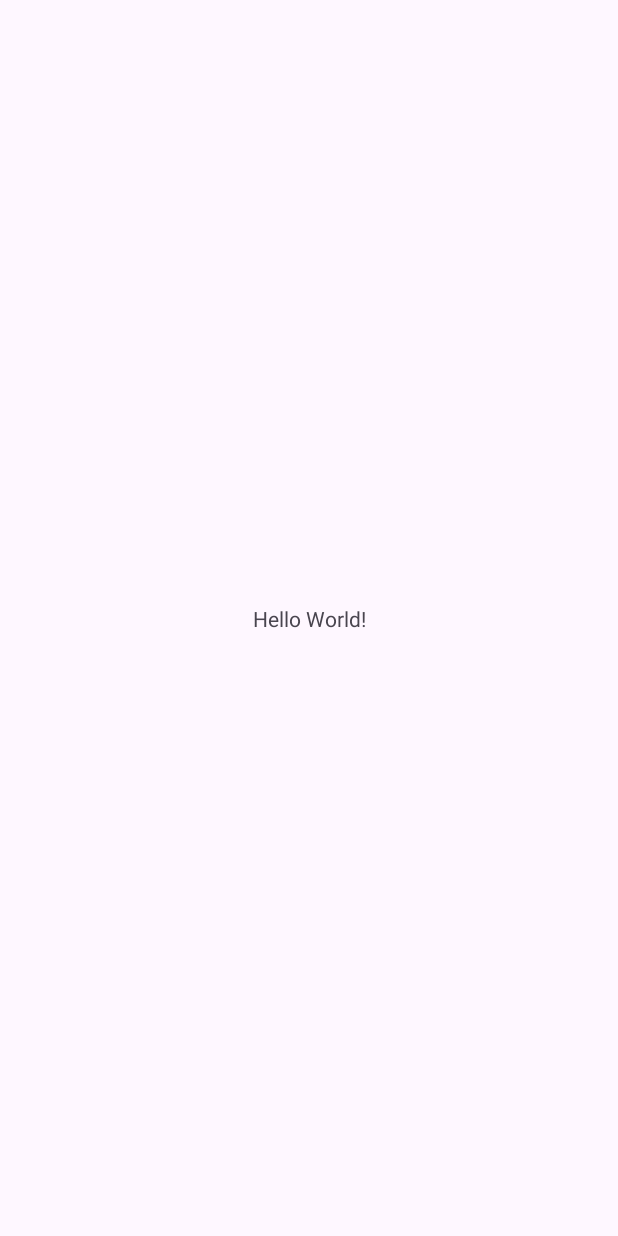
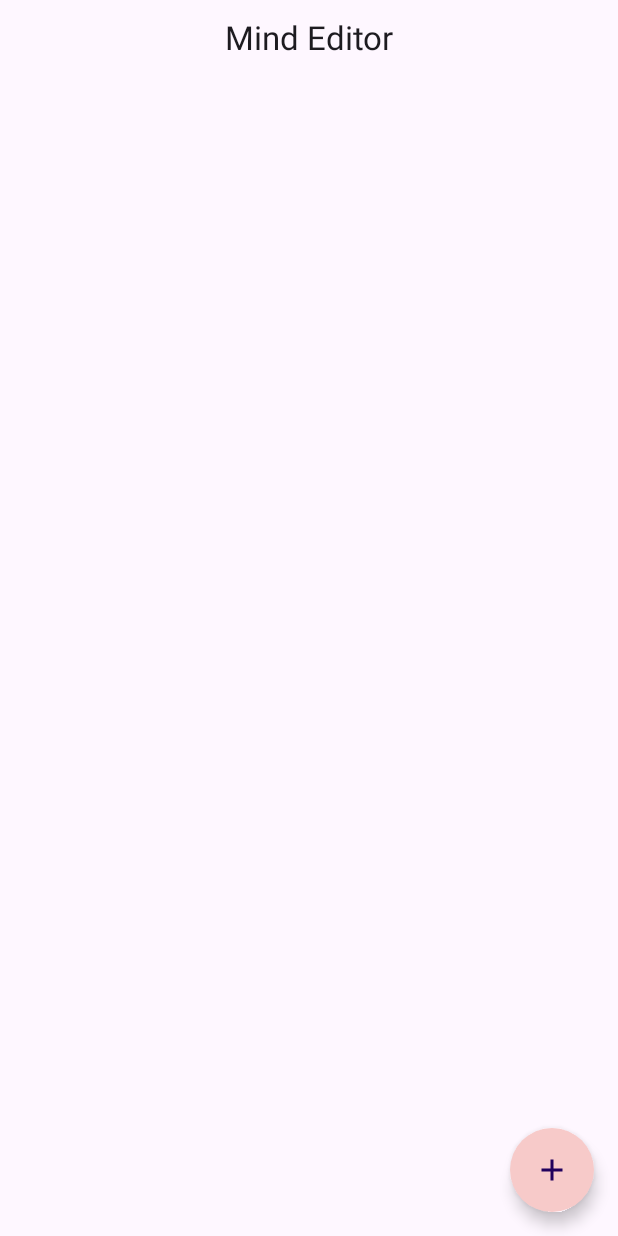
Before and after one commit to Andruid929/mind-android, an Android app: the screen it shows after launch (MainActivity), on a phone screen of 412 x 824 dp. Before the commit the screen is almost empty. Run offline under Robolectric (Android 15) with nearby library versions, the phone set to English and light mode, and no system bars.

Commit message:
- Populated main activity with elements - Added drawable resources for expand and add note buttons - Added opposite colours to colors.xml and colors.xml (night) to given   cohesive theme to light and dark modes - Added res/values/fab_styles.xml to customise floating action buttons - Added primary colour to light and dark themes.xml

```diff
--- /dev/null
+++ b/app/src/main/res/drawable/add_note_fab.xml
@@ -0,0 +1,5 @@
+<vector xmlns:android="http://schemas.android.com/apk/res/android" android:height="24dp" android:tint="#000000" android:viewportHeight="24" android:viewportWidth="24" android:width="24dp">
+
+    <path android:fillColor="@android:color/white" android:pathData="M3,17.25V21h3.75L17.81,9.94l-3.75,-3.75L3,17.25zM20.71,7.04c0.39,-0.39 0.39,-1.02 0,-1.41l-2.34,-2.34c-0.39,-0.39 -1.02,-0.39 -1.41,0l-1.83,1.83 3.75,3.75 1.83,-1.83z"/>
+
+</vector>
--- /dev/null
+++ b/app/src/main/res/drawable/expand_add_note_fab.xml
@@ -0,0 +1,12 @@
+<vector xmlns:android="http://schemas.android.com/apk/res/android"
+        android:height="24dp"
+        android:tint="@color/textPrimaryColour"
+        android:viewportHeight="24"
+        android:viewportWidth="24"
+        android:width="24dp">
+
+    <path
+            android:fillColor="@android:color/white"
+            android:pathData="M19,13h-6v6h-2v-6H5v-2h6V5h2v6h6v2z" />
+
+</vector>
--- a/app/src/main/res/layout/activity_main.xml
+++ b/app/src/main/res/layout/activity_main.xml
@@ -1,19 +1,74 @@
 <?xml version="1.0" encoding="utf-8"?>
-<androidx.constraintlayout.widget.ConstraintLayout xmlns:android="http://schemas.android.com/apk/res/android"
+<androidx.drawerlayout.widget.DrawerLayout xmlns:android="http://schemas.android.com/apk/res/android"
         xmlns:tools="http://schemas.android.com/tools"
         xmlns:app="http://schemas.android.com/apk/res-auto"
         android:id="@+id/main"
         android:layout_width="match_parent"
         android:layout_height="match_parent"
-        tools:context=".MainActivity">
+        tools:context=".MainActivity"
+        tools:openDrawer="start">
 
-    <TextView
+    <com.google.android.material.navigation.NavigationView
+            android:id="@+id/home_drawer_nav_view"
             android:layout_width="wrap_content"
+            android:layout_height="match_parent"
+            android:layout_gravity="start|end" />
+
+    <androidx.constraintlayout.widget.ConstraintLayout
+            android:id="@+id/home_const_layout"
+            android:layout_width="match_parent"
             android:layout_height="wrap_content"
-            android:text="Hello World!"
-            app:layout_constraintBottom_toBottomOf="parent"
-            app:layout_constraintStart_toStartOf="parent"
-            app:layout_constraintEnd_toEndOf="parent"
-            app:layout_constraintTop_toTopOf="parent" />
+            android:fitsSystemWindows="true">
 
-</androidx.constraintlayout.widget.ConstraintLayout>
+        <com.google.android.material.appbar.MaterialToolbar
+                android:id="@+id/home_toolbar"
+                android:layout_width="match_parent"
+                android:layout_height="50dp"
+                app:layout_constraintTop_toTopOf="parent"
+                app:layout_constraintBottom_toTopOf="@id/home_notes_gridview"
+                app:layout_constraintStart_toStartOf="parent"
+                app:layout_constraintEnd_toEndOf="parent"
+                app:title="@string/app_name"
+                app:titleCentered="true" />
+
+        <GridView
+                android:id="@+id/home_notes_gridview"
+                android:layout_width="match_parent"
+                android:layout_height="wrap_content"
+                app:layout_constraintTop_toBottomOf="@id/home_toolbar"
+                app:layout_constraintStart_toStartOf="parent"
+                app:layout_constraintEnd_toEndOf="parent" />
+
+        <com.google.android.material.floatingactionbutton.FloatingActionButton
+                android:id="@+id/home_expand_add_fab"
+                android:layout_width="wrap_content"
+                android:layout_height="wrap_content"
+                android:layout_marginBottom="16dp"
+                android:layout_marginEnd="16dp"
+                android:contentDescription="@string/home_expand_add_btn"
+                android:clickable="true"
+                android:focusable="true"
+                app:layout_constraintBottom_toBottomOf="parent"
+                app:layout_constraintEnd_toEndOf="parent"
+                app:srcCompat="@drawable/expand_add_note_fab"
+                app:shapeAppearanceOverlay="@style/fab_rounded"
+                android:backgroundTint="@color/colourPrimary" />
+
+        <com.google.android.material.floatingactionbutton.FloatingActionButton
+                android:id="@+id/home_add_note_btn"
+                android:layout_width="wrap_content"
+                android:layout_height="wrap_content"
+                android:layout_marginBottom="16dp"
+                android:contentDescription="@string/home_add_note_btn"
+                android:backgroundTint="@color/colourPrimary"
+                android:focusable="false"
+                android:clickable="false"
+                android:visibility="invisible"
+                app:layout_constraintBottom_toTopOf="@id/home_expand_add_fab"
+                app:layout_constraintEnd_toEndOf="@id/home_expand_add_fab"
+                app:layout_constraintStart_toStartOf="@id/home_expand_add_fab"
+                app:srcCompat="@drawable/add_note_fab"
+                app:shapeAppearanceOverlay="@style/fab_rounded" />
+    </androidx.constraintlayout.widget.ConstraintLayout>
+
+</androidx.drawerlayout.widget.DrawerLayout>
--- /dev/null
+++ b/app/src/main/res/values-night/colors.xml
@@ -0,0 +1,7 @@
+<?xml version="1.0" encoding="utf-8"?>
+<resources>
+
+    <color name="colourPrimary">#673147</color>
+    <color name="textPrimaryColour">#DADADA</color>
+
+</resources>
--- a/app/src/main/res/values-night/themes.xml
+++ b/app/src/main/res/values-night/themes.xml
@@ -2,6 +2,6 @@
     <!-- Base application theme. -->
     <style name="Base.Theme.MindSync20" parent="Theme.Material3.DayNight.NoActionBar">
         <!-- Customize your dark theme here. -->
-        <!-- <item name="colorPrimary">@color/my_dark_primary</item> -->
+         <item name="colorPrimary">@color/colourPrimary</item>
     </style>
 </resources>
--- a/app/src/main/res/values/colors.xml
+++ b/app/src/main/res/values/colors.xml
@@ -2,4 +2,8 @@
 <resources>
     <color name="black">#FF000000</color>
     <color name="white">#FFFFFFFF</color>
+    <color name="transparent">#00FFFFFF</color>
+    <color name="colourPrimary">#F7CAC9</color>
+    <color name="textPrimaryColour">#4A4A4A</color>
+
 </resources>
--- /dev/null
+++ b/app/src/main/res/values/fab_styles.xml
@@ -0,0 +1,11 @@
+<?xml version="1.0" encoding="utf-8"?>
+<resources>
+
+    <style name="fab_rounded">
+        <item name="cornerSize">50%</item>
+        <item name="cornerFamilyTopLeft">rounded</item>
+        <item name="cornerFamilyTopRight">rounded</item>
+        <item name="cornerFamilyBottomLeft">rounded</item>
+    </style>
+
+</resources>
--- a/app/src/main/res/values/strings.xml
+++ b/app/src/main/res/values/strings.xml
@@ -1,3 +1,10 @@
 <resources>
+    <!-- App wide -->
     <string name="app_name">Mind Editor</string>
+    <string name="mind_acronym">Moda Is Never Dead</string>
+
+    <!-- Home page (MainActivity) -->
+    <string name="home_add_note_btn">Add new note</string>
+    <string name="home_expand_add_btn">Show add note buttons</string>
+
 </resources>
--- a/app/src/main/res/values/themes.xml
+++ b/app/src/main/res/values/themes.xml
@@ -2,7 +2,7 @@
     <!-- Base application theme. -->
     <style name="Base.Theme.MindSync20" parent="Theme.Material3.DayNight.NoActionBar">
         <!-- Customize your light theme here. -->
-        <!-- <item name="colorPrimary">@color/my_light_primary</item> -->
+        <item name="colorPrimary">@color/colourPrimary</item>
     </style>
 
     <style name="Theme.MindSync20" parent="Base.Theme.MindSync20" />
```
